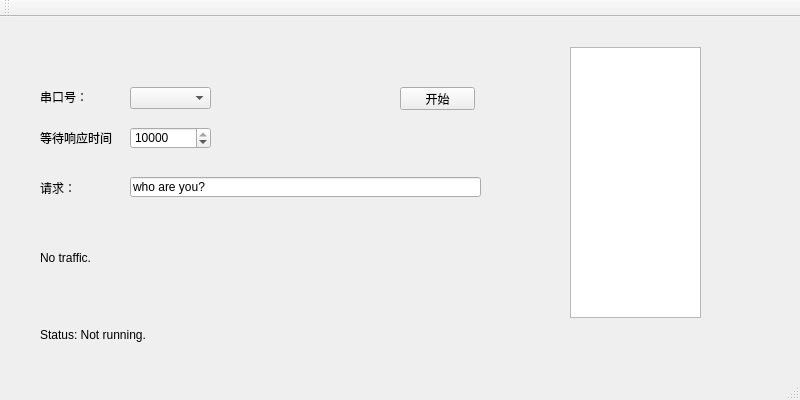
This is Serial/serial.ui in Tsingbing/QBX_Widget as Qt 5 draws it before an edit. The edited form follows.
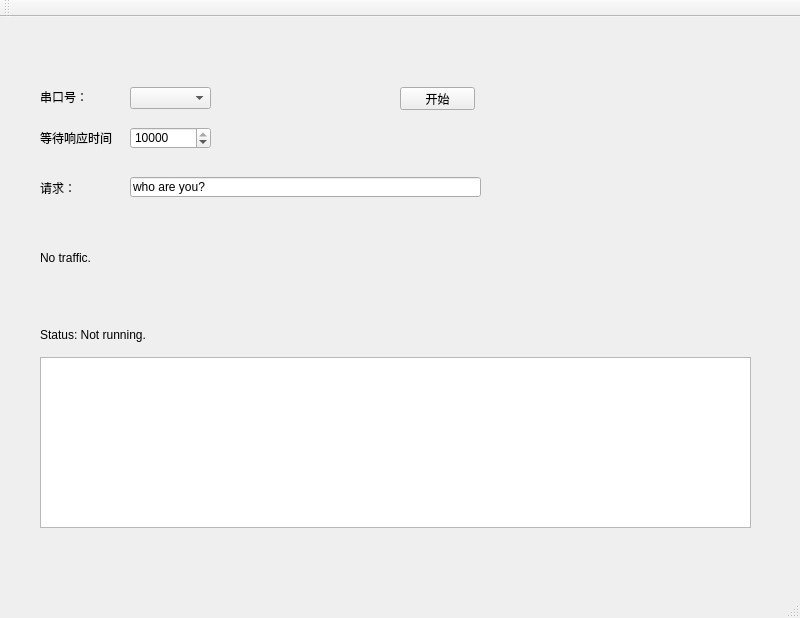
This is the edited form.

```diff
--- a/Serial/serial.ui
+++ b/Serial/serial.ui
@@ -7,7 +7,7 @@
     <x>0</x>
     <y>0</y>
     <width>800</width>
-    <height>400</height>
+    <height>618</height>
    </rect>
   </property>
   <property name="windowTitle">
@@ -134,10 +134,10 @@
    <widget class="QTextEdit" name="showDate">
     <property name="geometry">
      <rect>
-      <x>570</x>
-      <y>30</y>
-      <width>131</width>
-      <height>271</height>
+      <x>40</x>
+      <y>340</y>
+      <width>711</width>
+      <height>171</height>
      </rect>
     </property>
    </widget>
```
